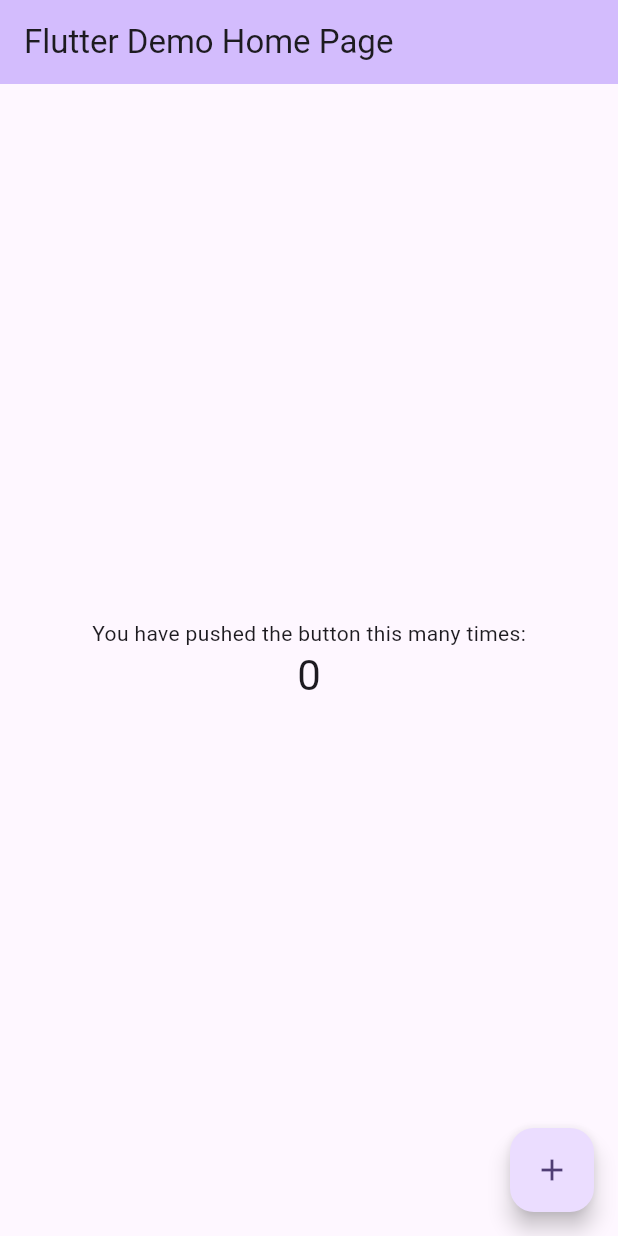
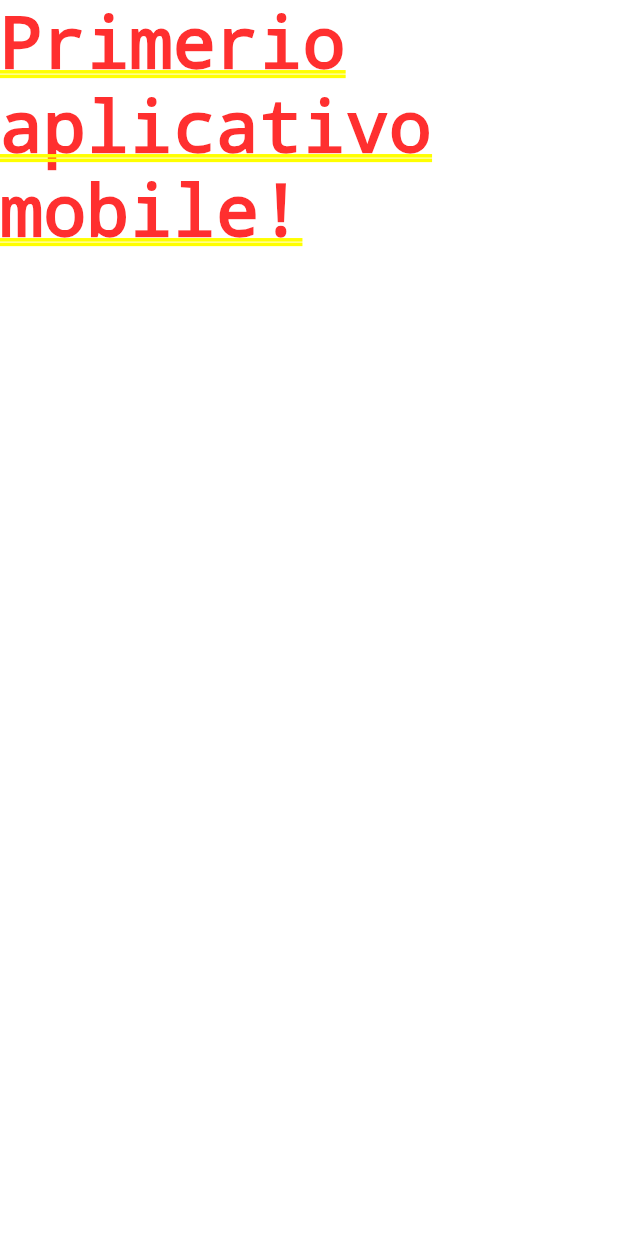
Before and after one commit to Tworres/quiz, a Flutter app: the screen it shows after launch, on a phone screen of 412 x 824 dp. Run offline on Flutter 3.47's test engine with Material 2 defaults, Android fonts, the phone set to English and light mode, and no system bars.

Commit message:
First App

```diff
--- a/lib/main.dart
+++ b/lib/main.dart
@@ -1,125 +1,13 @@
 import 'package:flutter/material.dart';
 
-void main() {
-  runApp(const MyApp());
+main() {
+  runApp(new PerguntaApp());
 }
 
-class MyApp extends StatelessWidget {
-  const MyApp({super.key});
-
-  // This widget is the root of your application.
-  @override
+class PerguntaApp extends StatelessWidget {
   Widget build(BuildContext context) {
     return MaterialApp(
-      title: 'Flutter Demo',
-      theme: ThemeData(
-        // This is the theme of your application.
-        //
-        // TRY THIS: Try running your application with "flutter run". You'll see
-        // the application has a blue toolbar. Then, without quitting the app,
-        // try changing the seedColor in the colorScheme below to Colors.green
-        // and then invoke "hot reload" (save your changes or press the "hot
-        // reload" button in a Flutter-supported IDE, or press "r" if you used
-        // the command line to start the app).
-        //
-        // Notice that the counter didn't reset back to zero; the application
-        // state is not lost during the reload. To reset the state, use hot
-        // restart instead.
-        //
-        // This works for code too, not just values: Most code changes can be
-        // tested with just a hot reload.
-        colorScheme: ColorScheme.fromSeed(seedColor: Colors.deepPurple),
-        useMaterial3: true,
-      ),
-      home: const MyHomePage(title: 'Flutter Demo Home Page'),
+      home: Text('Primerio aplicativo mobile!'),
     );
   }
 }
-
-class MyHomePage extends StatefulWidget {
-  const MyHomePage({super.key, required this.title});
-
-  // This widget is the home page of your application. It is stateful, meaning
-  // that it has a State object (defined below) that contains fields that affect
-  // how it looks.
-
-  // This class is the configuration for the state. It holds the values (in this
-  // case the title) provided by the parent (in this case the App widget) and
-  // used by the build method of the State. Fields in a Widget subclass are
-  // always marked "final".
-
-  final String title;
-
-  @override
-  State<MyHomePage> createState() => _MyHomePageState();
-}
-
-class _MyHomePageState extends State<MyHomePage> {
-  int _counter = 0;
-
-  void _incrementCounter() {
-    setState(() {
-      // This call to setState tells the Flutter framework that something has
-      // changed in this State, which causes it to rerun the build method below
-      // so that the display can reflect the updated values. If we changed
-      // _counter without calling setState(), then the build method would not be
-      // called again, and so nothing would appear to happen.
-      _counter++;
-    });
-  }
-
-  @override
-  Widget build(BuildContext context) {
-    // This method is rerun every time setState is called, for instance as done
-    // by the _incrementCounter method above.
-    //
-    // The Flutter framework has been optimized to make rerunning build methods
-    // fast, so that you can just rebuild anything that needs updating rather
-    // than having to individually change instances of widgets.
-    return Scaffold(
-      appBar: AppBar(
-        // TRY THIS: Try changing the color here to a specific color (to
-        // Colors.amber, perhaps?) and trigger a hot reload to see the AppBar
-        // change color while the other colors stay the same.
-        backgroundColor: Theme.of(context).colorScheme.inversePrimary,
-        // Here we take the value from the MyHomePage object that was created by
-        // the App.build method, and use it to set our appbar title.
-        title: Text(widget.title),
-      ),
-      body: Center(
-        // Center is a layout widget. It takes a single child and positions it
-        // in the middle of the parent.
-        child: Column(
-          // Column is also a layout widget. It takes a list of children and
-          // arranges them vertically. By default, it sizes itself to fit its
-          // children horizontally, and tries to be as tall as its parent.
-          //
-          // Column has various properties to control how it sizes itself and
-          // how it positions its children. Here we use mainAxisAlignment to
-          // center the children vertically; the main axis here is the vertical
-          // axis because Columns are vertical (the cross axis would be
-          // horizontal).
-          //
-          // TRY THIS: Invoke "debug painting" (choose the "Toggle Debug Paint"
-          // action in the IDE, or press "p" in the console), to see the
-          // wireframe for each widget.
-          mainAxisAlignment: MainAxisAlignment.center,
-          children: <Widget>[
-            const Text(
-              'You have pushed the button this many times:',
-            ),
-            Text(
-              '$_counter',
-              style: Theme.of(context).textTheme.headlineMedium,
-            ),
-          ],
-        ),
-      ),
-      floatingActionButton: FloatingActionButton(
-        onPressed: _incrementCounter,
-        tooltip: 'Increment',
-        child: const Icon(Icons.add),
-      ), // This trailing comma makes auto-formatting nicer for build methods.
-    );
-  }
-}
```
Also changed, not shown: 1 other file.
